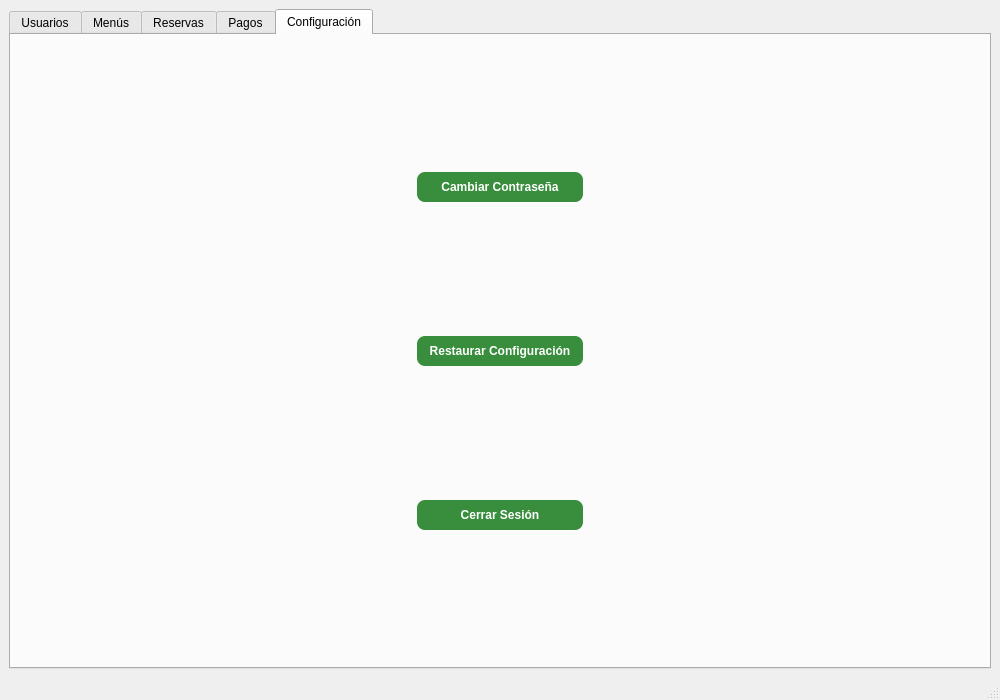
Qt form src/vista/ui/AdminPanel.ui (jaimecarfe/menule) before a commit.
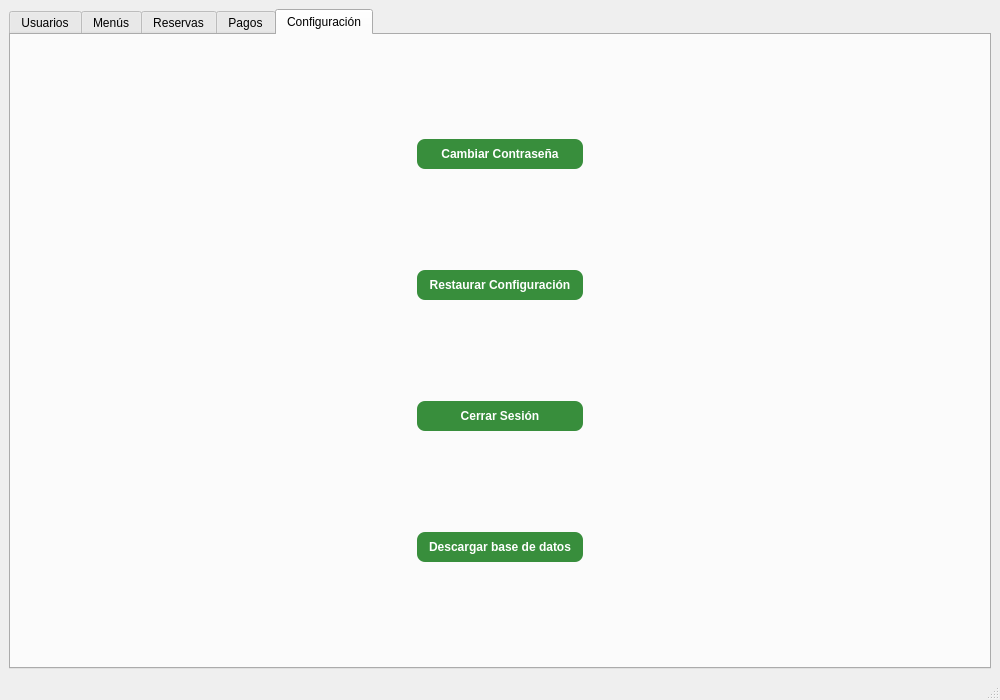
The same form after that commit. The open tabs and pages were chosen to show the change.

Commit message: descargar base de datos

```diff
--- a/src/vista/ui/AdminPanel.ui
+++ b/src/vista/ui/AdminPanel.ui
@@ -117,6 +117,11 @@
                     <property name="text"><string>Cerrar Sesión</string></property>
                  </widget>
                 </item>
+               <item alignment="Qt::AlignHCenter">
+                  <widget class="QPushButton" name="btnDescargarBD">
+                     <property name="text"><string>Descargar base de datos</string></property>
+                  </widget>
+                  </item>
              </layout>
             </widget>
 
```
Left out of the diff: 6 changed lines with no effect on the pictures. Lines whose indentation alone changed are shown as unchanged. The commit also changes 10 other files.
